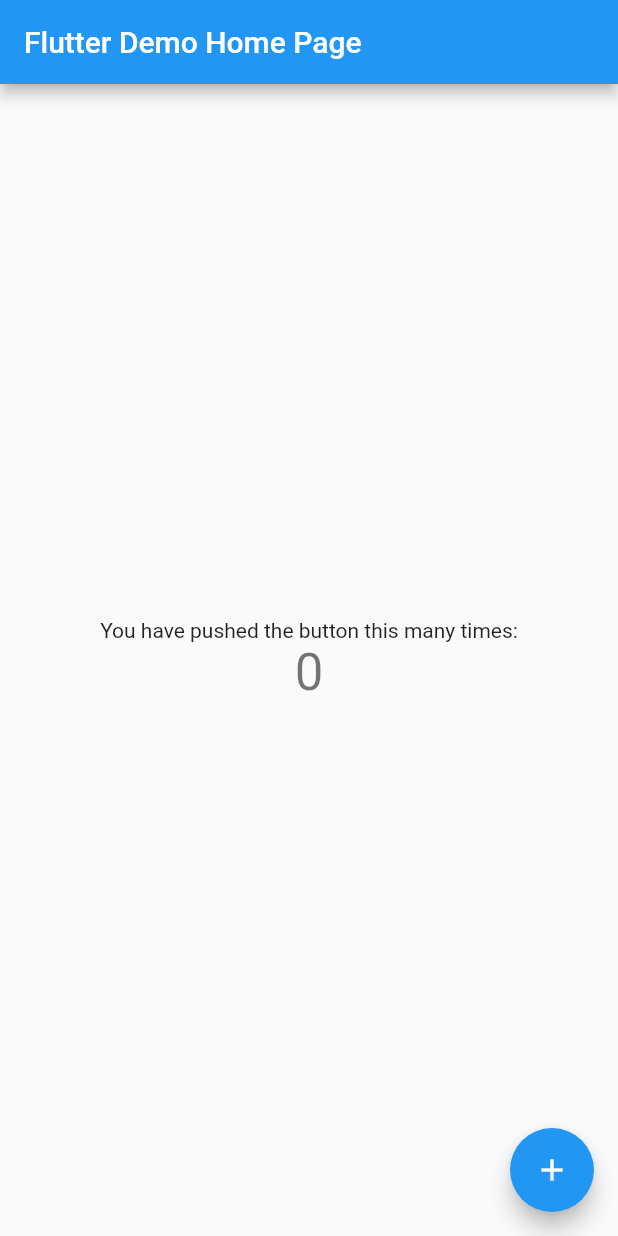
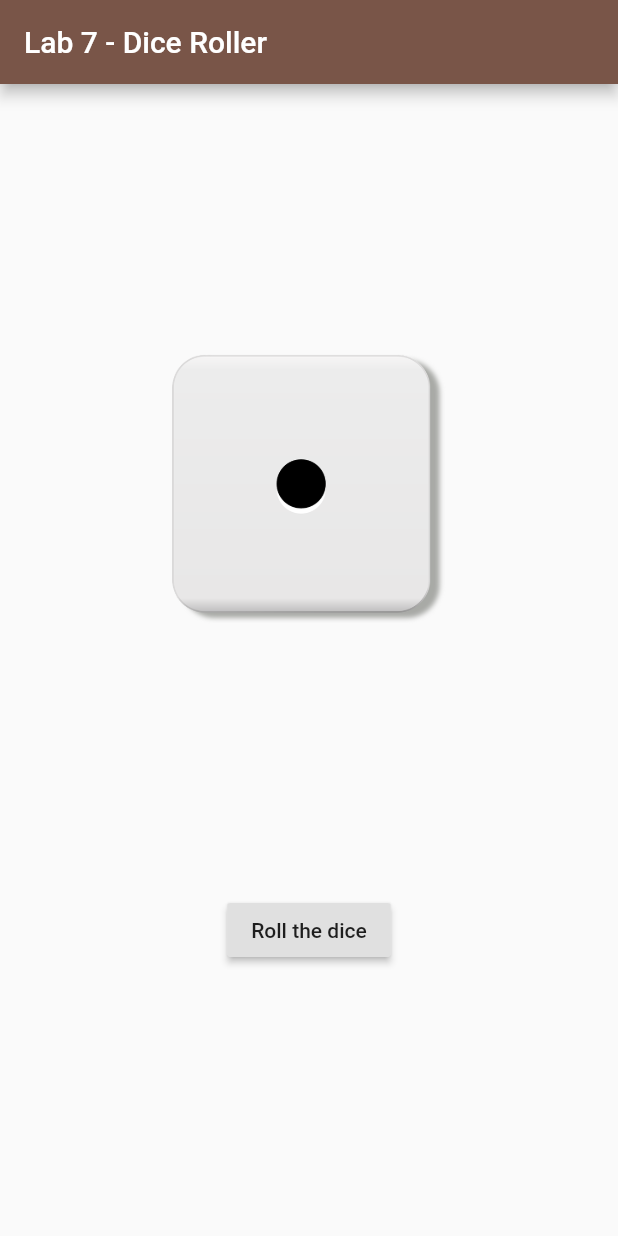
Before and after one commit to sarsyifa/tktpl-lab7-1706022073, a Flutter app: the screen it shows after launch, on a phone screen of 412 x 824 dp. Run offline on Flutter 3.47's test engine with Material 2 defaults, Android fonts, the phone set to English and light mode, and no system bars.

Commit message:
flutter app

```diff
--- a/lib/main.dart
+++ b/lib/main.dart
@@ -1,116 +1,48 @@
+import 'dart:math';
 import 'package:flutter/material.dart';
-import 'dart:math';
-
 import 'package:flutter/rendering.dart';
 
 void main() {
-  runApp(MyApp());
+  runApp(DiceRoll());
 }
 
-class MyApp extends StatelessWidget {
-  // This widget is the root of your application.
+class DiceRoll extends StatefulWidget {
+  @override
+  _DiceRollState createState() => _DiceRollState();
+}
+
+class _DiceRollState extends State<DiceRoll> {
+  int nextDiceImg = 1;
   @override
   Widget build(BuildContext context) {
     return MaterialApp(
-      title: 'Flutter Demo',
-      theme: ThemeData(
-        // This is the theme of your application.
-        //m
-        // Try running your application with "flutter run". You'll see the
-        // application has a blue toolbar. Then, without quitting the app, try
-        // changing the primarySwatch below to Colors.green and then invoke
-        // "hot reload" (press "r" in the console where you ran "flutter run",
-        // or simply save your changes to "hot reload" in a Flutter IDE).
-        // Notice that the counter didn't reset back to zero; the application
-        // is not restarted.
-        primarySwatch: Colors.blue,
+      home: Scaffold(
+        appBar: AppBar(
+          backgroundColor: Colors.brown,
+          title: Text('Lab 7 - Dice Roller'),
+        ),
+        body: Column(
+          mainAxisAlignment: MainAxisAlignment.center,
+          crossAxisAlignment: CrossAxisAlignment.center,
+          children: <Widget>[
+            Spacer(),
+            Expanded(
+              flex: 1,
+              child: Center(child: Image.asset('assets/dice/dice$nextDiceImg.png'),),
+              ),
+            Spacer(),
+            RaisedButton(
+              onPressed: () {
+                setState(() {
+                  nextDiceImg = Random().nextInt(6) + 1;
+                });
+              },
+              child: Text('Roll the dice'),
+            ),
+            Spacer(),
+          ],
+        ),
       ),
-      home: MyHomePage(title: 'Flutter Demo Home Page'),
     );
   }
 }
-
-class MyHomePage extends StatefulWidget {
-  MyHomePage({Key key, this.title}) : super(key: key);
-
-  // This widget is the home page of your application. It is stateful, meaning
-  // that it has a State object (defined below) that contains fields that affect
-  // how it looks.
-
-  // This class is the configuration for the state. It holds the values (in this
-  // case the title) provided by the parent (in this case the App widget) and
-  // used by the build method of the State. Fields in a Widget subclass are
-  // always marked "final".
-
-  final String title;
-
-  @override
-  _MyHomePageState createState() => _MyHomePageState();
-}
-
-class _MyHomePageState extends State<MyHomePage> {
-  int _counter = 0;
-
-  void _incrementCounter() {
-    setState(() {
-      // This call to setState tells the Flutter framework that something has
-      // changed in this State, which causes it to rerun the build method below
-      // so that the display can reflect the updated values. If we changed
-      // _counter without calling setState(), then the build method would not be
-      // called again, and so nothing would appear to happen.
-      _counter++;
-    });
-  }
-
-  @override
-  Widget build(BuildContext context) {
-    // This method is rerun every time setState is called, for instance as done
-    // by the _incrementCounter method above.
-    //
-    // The Flutter framework has been optimized to make rerunning build methods
-    // fast, so that you can just rebuild anything that needs updating rather
-    // than having to individually change instances of widgets.
-    return Scaffold(
-      appBar: AppBar(
-        // Here we take the value from the MyHomePage object that was created by
-        // the App.build method, and use it to set our appbar title.
-        title: Text(widget.title),
-      ),
-      body: Center(
-        // Center is a layout widget. It takes a single child and positions it
-        // in the middle of the parent.
-        child: Column(
-          // Column is also a layout widget. It takes a list of children and
-          // arranges them vertically. By default, it sizes itself to fit its
-          // children horizontally, and tries to be as tall as its parent.
-          //
-          // Invoke "debug painting" (press "p" in the console, choose the
-          // "Toggle Debug Paint" action from the Flutter Inspector in Android
-          // Studio, or the "Toggle Debug Paint" command in Visual Studio Code)
-          // to see the wireframe for each widget.
-          //
-          // Column has various properties to control how it sizes itself and
-          // how it positions its children. Here we use mainAxisAlignment to
-          // center the children vertically; the main axis here is the vertical
-          // axis because Columns are vertical (the cross axis would be
-          // horizontal).
-          mainAxisAlignment: MainAxisAlignment.center,
-          children: <Widget>[
-            Text(
-              'You have pushed the button this many times:',
-            ),
-            Text(
-              '$_counter',
-              style: Theme.of(context).textTheme.headline4,
-            ),
-          ],
-        ),
-      ),
-      floatingActionButton: FloatingActionButton(
-        onPressed: _incrementCounter,
-        tooltip: 'Increment',
-        child: Icon(Icons.add),
-      ), // This trailing comma makes auto-formatting nicer for build methods.
-    );
-  }
-}
```
Also changed, not shown: assets/dice/dice1.png (added), assets/dice/dice2.png (added), assets/dice/dice3.png (added), assets/dice/dice4.png (added), assets/dice/dice5.png (added), assets/dice/dice6.png (added).
